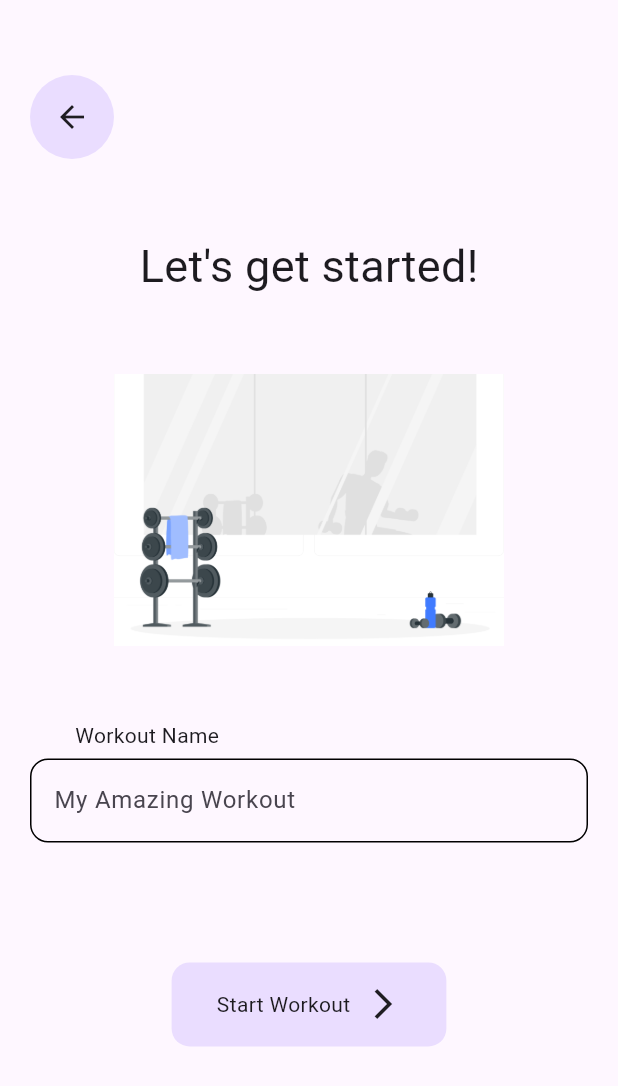
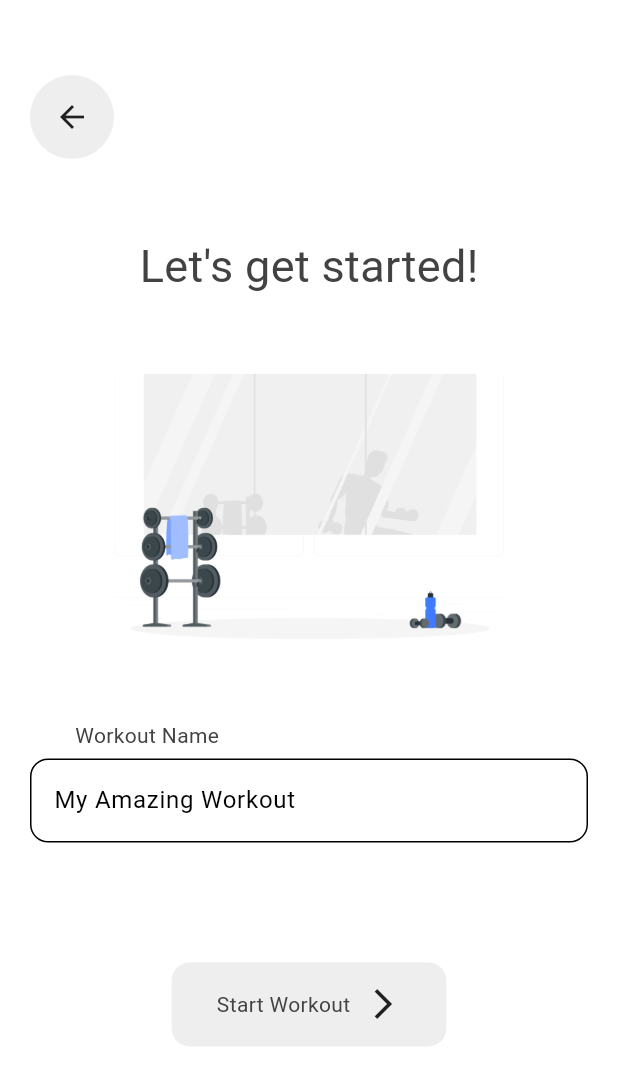
Before and after one commit to brandonxu360/simpleset_app_v2, a Flutter app: the screen it shows after launch, after a tap on "Start Session", on a phone screen of 412 x 824 dp. Shown: the top 1086 px of the screen. Run offline on Flutter 3.47's test engine with Material 3 defaults, Android fonts, the phone set to English and light mode, and no system bars; our stand-ins replace flutter_heatmap_calendar, google_nav_bar, isar; accounts and stored records are empty; generated files the repository leaves out were written again.

Commit message:
Add and apply initial theming

```diff
--- a/lib/components/my_heatmap.dart
+++ b/lib/components/my_heatmap.dart
@@ -29,7 +29,7 @@ class MyHeatMap extends StatelessWidget {
       startDate: startDate,
       endDate: endDate,
       colorsets: const {
-        1: Color.fromARGB(140, 2, 179, 8),
+        1: Color.fromARGB(138, 2, 179, 8),
       },
       onClick: (value) {
         ScaffoldMessenger.of(context)
--- a/lib/components/recent_workouts_list.dart
+++ b/lib/components/recent_workouts_list.dart
@@ -11,6 +11,7 @@ class RecentWorkoutsList extends StatelessWidget {
   @override
   Widget build(BuildContext context) {
     if (workoutList.isEmpty) {
+
       // Show a placeholder when there are no workouts
       return const Center(
         child: Padding(
@@ -20,6 +21,7 @@ class RecentWorkoutsList extends StatelessWidget {
       );
     }
 
+    // Build the list of workouts
     return ListView.builder(
       shrinkWrap: true,
       physics: const NeverScrollableScrollPhysics(),
--- a/lib/main.dart
+++ b/lib/main.dart
@@ -1,5 +1,6 @@
 import 'package:flutter/material.dart';
 import 'package:simpleset_app_v2/screens/app_wrapper.dart';
+import 'package:simpleset_app_v2/utils/theme/theme.dart';
 
 void main() {
   runApp(const MainApp());
@@ -10,7 +11,10 @@ class MainApp extends StatelessWidget {
 
   @override
   Widget build(BuildContext context) {
-    return const MaterialApp(
-        debugShowCheckedModeBanner: false, home: AppWrapper());
+    return MaterialApp(
+        theme: lightMode,
+        darkTheme: darkMode,
+        debugShowCheckedModeBanner: false,
+        home: const AppWrapper());
   }
 }
--- a/lib/screens/app_wrapper.dart
+++ b/lib/screens/app_wrapper.dart
@@ -37,13 +37,16 @@ class _AppWrapperState extends State<AppWrapper> {
 
       // Use of container around GNav navigation bar to space navigation bar away from bottom of screen while maintaining continuity in color
       bottomNavigationBar: Container(
-        color: Theme.of(context).colorScheme.primary,
+        decoration: BoxDecoration(
+            color: Theme.of(context).colorScheme.primary,
+            border: Border(
+                top: BorderSide(
+                    width: 0.5, color: Theme.of(context).colorScheme.outline))),
         padding: const EdgeInsets.symmetric(horizontal: 5),
         // Imported GNav bottom navigation bar
         child: GNav(
             gap: 8,
             backgroundColor: Theme.of(context).colorScheme.primary,
-            activeColor: Theme.of(context).colorScheme.inversePrimary,
             tabs: [
               GButton(
                 icon: Icons.home_rounded,
--- a/lib/screens/home_screen.dart
+++ b/lib/screens/home_screen.dart
@@ -19,7 +19,7 @@ class HomeScreen extends StatelessWidget {
       body: ListView(
           padding: const EdgeInsets.symmetric(vertical: 20, horizontal: 20),
           children: [
-            const SizedBox(height: 10),
+            const SizedBox(height: 20),
             const Center(
               child: Text('S I M P L E S E T',
                   style: TextStyle(fontSize: 30, fontWeight: FontWeight.w400)),
@@ -54,12 +54,13 @@ class HomeScreen extends StatelessWidget {
                     endDate: DateTime.now(),
                   );
                 }),
-            const SizedBox(height: 20),
+            const SizedBox(height: 40),
             const Padding(
               padding: EdgeInsets.only(left: 10),
               child: Text(
                 'Recent Workouts',
-                style: TextStyle(fontSize: 25, fontWeight: FontWeight.w400),
+                style: TextStyle(
+                    fontSize: 25, fontWeight: FontWeight.w400, height: 1.0),
               ),
             ),
 
@@ -83,8 +84,20 @@ class HomeScreen extends StatelessWidget {
 
       // Navigate to new workout screen - landing page for starting new workouts
       floatingActionButton: FloatingActionButton.extended(
-          icon: const Icon(Icons.add),
-          label: const Text(
+          shape: RoundedRectangleBorder(
+              side: BorderSide(
+                  width: 0.5, color: Theme.of(context).colorScheme.outline),
+              borderRadius: BorderRadius.circular(12)),
+          elevation: 0,
+          highlightElevation: 0,
+          backgroundColor: Theme.of(context).colorScheme.primaryContainer,
+          icon: Icon(
+            Icons.add,
+            color: Theme.of(context).colorScheme.inversePrimary,
+          ),
+          label: Text(
+            style:
+                TextStyle(color: Theme.of(context).colorScheme.inversePrimary),
             'Start Session',
           ),
           onPressed: () {
--- /dev/null
+++ b/lib/utils/theme/theme.dart
@@ -0,0 +1,28 @@
+import 'package:flutter/material.dart';
+
+ThemeData lightMode = ThemeData(
+    brightness: Brightness.light,
+    colorScheme: ColorScheme.light(
+        background: Colors.grey.shade300,
+        primary: Colors.grey.shade200,
+        secondary: Colors.grey.shade500,
+        tertiary: Colors.blueGrey.shade900,
+        inversePrimary: Colors.grey.shade800,
+        outline: Colors.grey.shade400),
+    textTheme: ThemeData.light().textTheme.apply(
+          bodyColor: Colors.grey[800],
+          displayColor: Colors.black,
+        ));
+
+ThemeData darkMode = ThemeData(
+    brightness: Brightness.dark,
+    colorScheme: ColorScheme.dark(
+        background: Colors.grey.shade900,
+        primary: const Color.fromRGBO(66, 66, 66, 1),
+        secondary: Colors.grey.shade700,
+        tertiary: Colors.grey.shade500,
+        inversePrimary: Colors.grey.shade300),
+    textTheme: ThemeData.light().textTheme.apply(
+          bodyColor: Colors.grey[300],
+          displayColor: Colors.white,
+        ));
```
